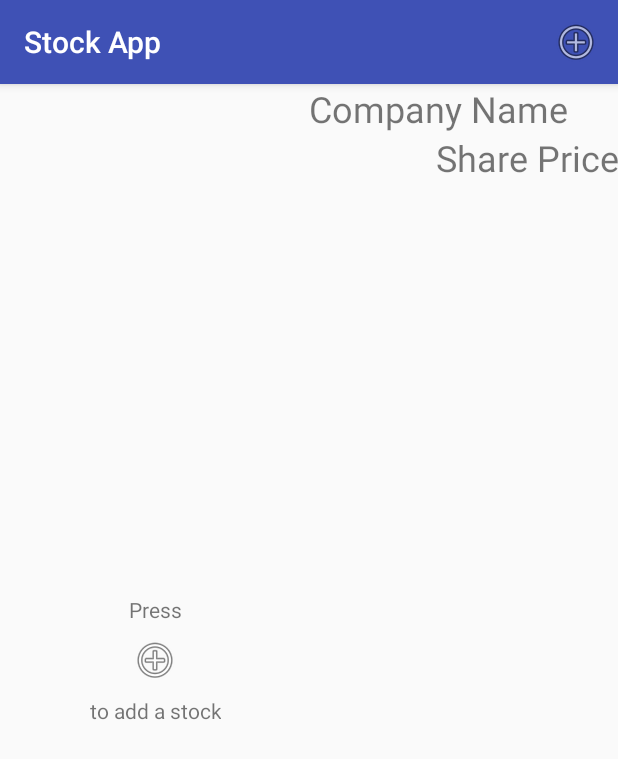
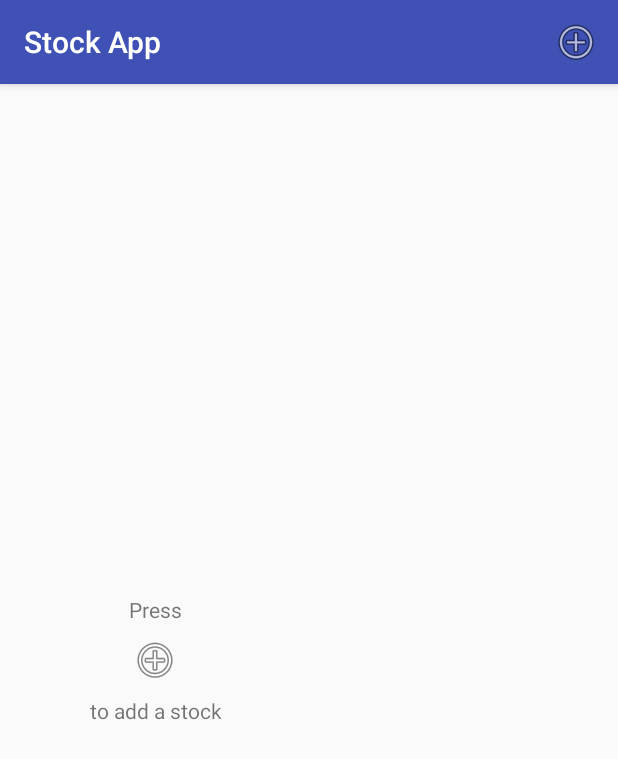
Before and after one commit to cbwdoc/Lab10, an Android app: the fragment StockDetailsFragment placed in its activity, on a phone screen of 412 x 824 dp. Shown: the top 759 px of the screen. Run offline under Robolectric (Android 15) with nearby library versions, the phone set to English and light mode, and no system bars; pictures from the network do not load; 1 statement that could not run was skipped.

Commit message:
Update fragment_stock_details.xml

```diff
--- a/app/src/main/res/layout/fragment_stock_details.xml
+++ b/app/src/main/res/layout/fragment_stock_details.xml
@@ -13,7 +13,6 @@
             android:id="@+id/company_name"
             android:layout_width="match_parent"
             android:layout_height="wrap_content"
-            android:text="Company Name"
             android:textAlignment="viewStart"
             android:textSize="24sp" />
 
@@ -21,7 +20,6 @@
             android:id="@+id/share_price"
             android:layout_width="match_parent"
             android:layout_height="wrap_content"
-            android:text="Share Price"
             android:textAlignment="viewEnd"
             android:textSize="24sp" />
 
```
